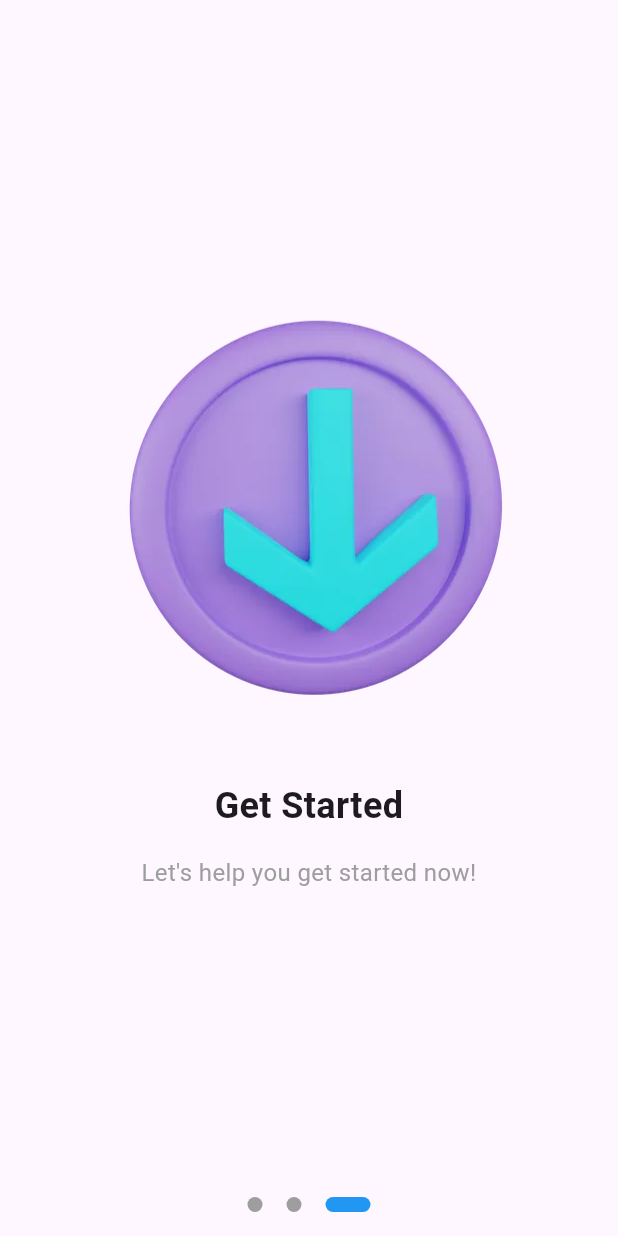
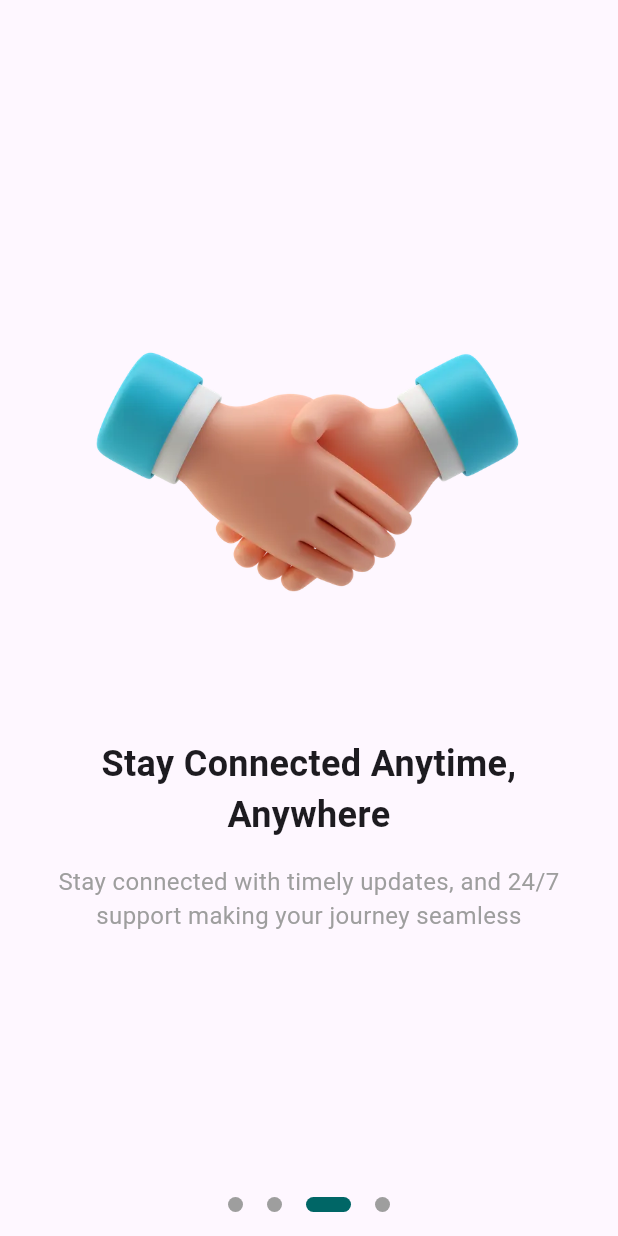
Before and after one commit to sharon5555/Signup-UI-flutter, a Flutter app: the screen it shows after launch, swiped to page 3, on a phone screen of 412 x 824 dp. Run offline on Flutter 3.47's test engine with Material 3 defaults, Android fonts, the light colour scheme and no system bars; drawn by our look-alikes of smooth_page_indicator; Roboto replaces fonts that are missing (Poppins).

Commit message:
updated the onboarding screen

```diff
--- a/sign_up/lib/screens/onboarding_screen.dart
+++ b/sign_up/lib/screens/onboarding_screen.dart
@@ -1,4 +1,5 @@
 import 'package:flutter/material.dart';
+import 'package:sign_up/theme.dart';
 import 'package:smooth_page_indicator/smooth_page_indicator.dart';
 
 class OnboardingScreen extends StatefulWidget {
@@ -38,6 +39,11 @@ class _OnboardingScreenState extends State<OnboardingScreen> {
                   "Explore the cool features of our app",
                 ),
                 onboardingPage(
+                  "assets/handshake.png",
+                  "Stay Connected Anytime, Anywhere",
+                  "Stay connected with timely updates, and 24/7 support making your journey seamless",
+                ),
+                onboardingPage(
                   "assets/gstarted.webp",
                   "Get Started",
                   "Let's help you get started now!",
@@ -50,9 +56,9 @@ class _OnboardingScreenState extends State<OnboardingScreen> {
             padding: const EdgeInsets.all(16.0),
             child: SmoothPageIndicator(
               controller: _pageController,
-              count: 3,
+              count: 4,
               effect: const ExpandingDotsEffect(
-                activeDotColor: Colors.blue,
+                activeDotColor: nPrimaryColor,
                 dotColor: Colors.grey,
                 dotHeight: 10,
                 dotWidth: 10,
--- a/sign_up/pubspec.yaml
+++ b/sign_up/pubspec.yaml
@@ -71,6 +71,7 @@ flutter:
     - assets/board.webp
     - assets/transport.webp
     - assets/gstarted.webp
+    - assets/handshake.png
 
   # An image asset can refer to one or more resolution-specific "variants", see
   # https://flutter.dev/to/resolution-aware-images
```
Also changed, not shown: sign_up/assets/handshake.png (added).
